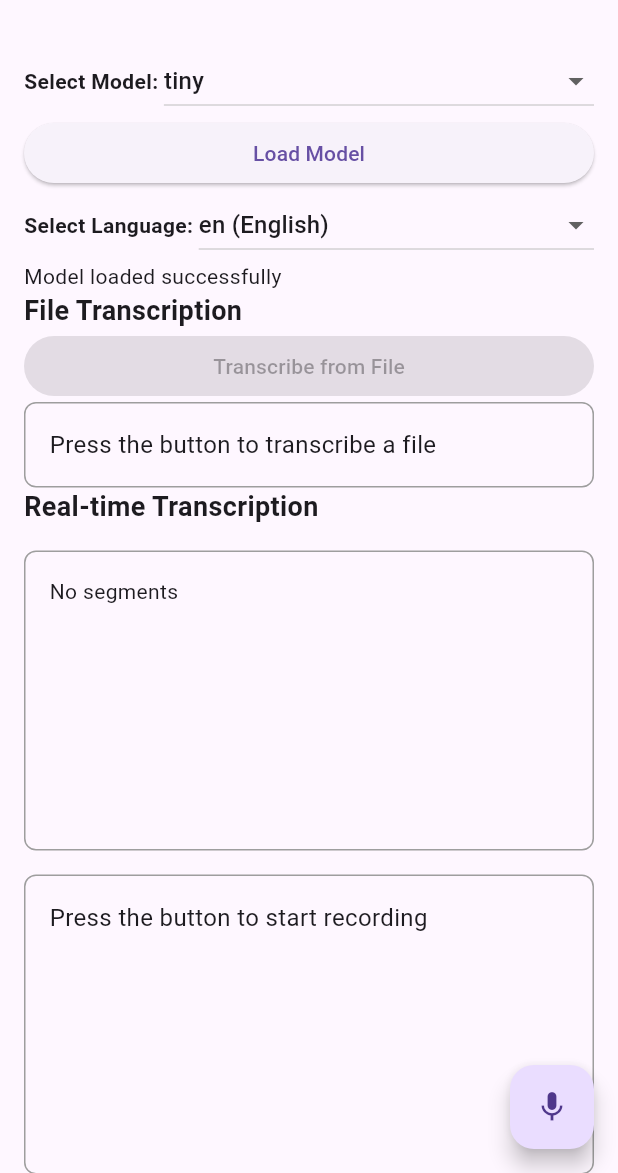
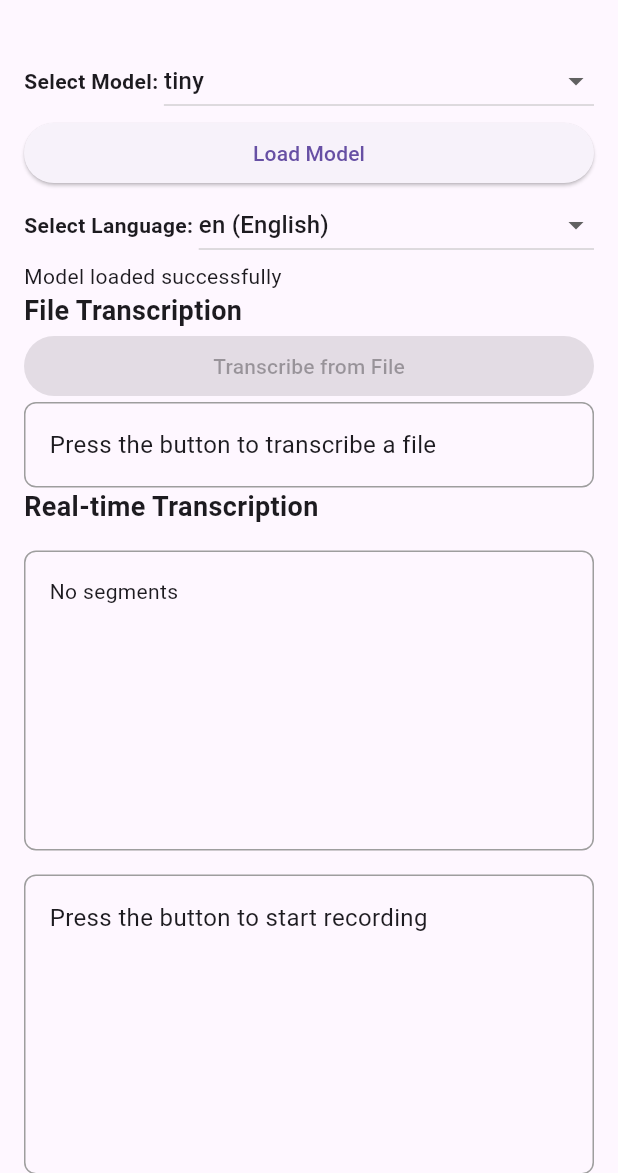
Before and after one commit to r0227n/flutter_whisper_kit, a Flutter app: the screen it shows after launch, on a phone screen of 412 x 824 dp, the part 63-1236 px from its top. Run offline on Flutter 3.47's test engine with Material 3 defaults, Android fonts, the phone set to English and light mode, and no system bars; our stand-ins replace file_picker, plugin_platform_interface.

Commit message:
lint&formatを実行するパイプラインを作成 (#97)
* add: format&lint ci

* fix: actionsへの切り出し処理を修正

* refactor: update setup-fvm action to use composite runs and improve output handling

* chore: update setup-fvm action to use version v1 for consistency

* chore: streamline format-lint workflow by integrating setup-fvm action directly into steps

* chore: remove unnecessary shell declarations in setup-fvm action for cleaner configuration

* chore: update setup-fvm action to use new dependencies and improve Flutter setup process

* chore: simplify format-lint workflow by removing fvm prefix from Flutter commands

* refactor: remove unused FloatingActionButton from main.dart

```diff
--- a/packages/flutter_whisper_kit/example/lib/main.dart
+++ b/packages/flutter_whisper_kit/example/lib/main.dart
@@ -266,13 +266,6 @@ class _MyAppState extends State<MyApp> {
               onRecordPressed: _toggleRecording,
             ),
           ],
-        ),
-        floatingActionButton: FloatingActionButton(
-          onPressed: () async {
-            final result =
-                await _flutterWhisperkitPlugin.fetchAvailableModels();
-          },
-          child: const Icon(Icons.mic),
         ),
       ),
     );
```
Also changed, not shown: 2 other files.
